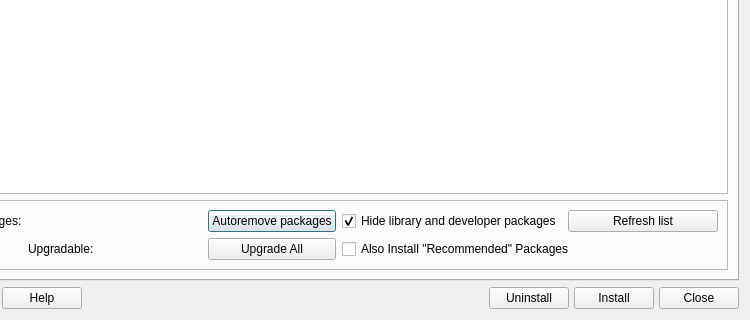
Above: src/mainwindow.ui from AdrianTM/mx-packageinstaller before the change; both pictures show x 94 to 844 and y 287 to 607 of the 844 by 607 pixel window. Below: the same form after it.
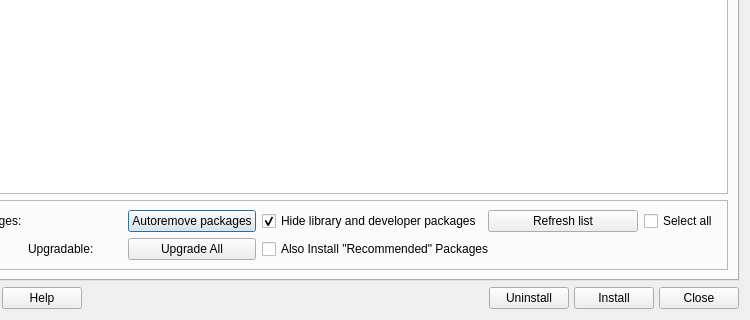
That is the form after the change. The open tabs and pages were chosen to show the change. Icons and pictures are not drawn.

Commit message: Add a select all checkbox for 'Upgradable' and 'Autoremovable' filters

```diff
--- a/src/mainwindow.ui
+++ b/src/mainwindow.ui
@@ -272,6 +272,16 @@
               </property>
              </widget>
             </item>
+            <item row="0" column="9">
+             <widget class="QCheckBox" name="checkSelectAllEnabled">
+              <property name="text">
+               <string>Select all</string>
+              </property>
+              <property name="visible">
+               <bool>false</bool>
+              </property>
+             </widget>
+            </item>
             <item row="1" column="0">
              <widget class="QLabel" name="labelInstalled">
               <property name="sizePolicy">
```
Left out of the diff: 20 changed lines with no effect on the pictures. The commit also changes 8 other files.
